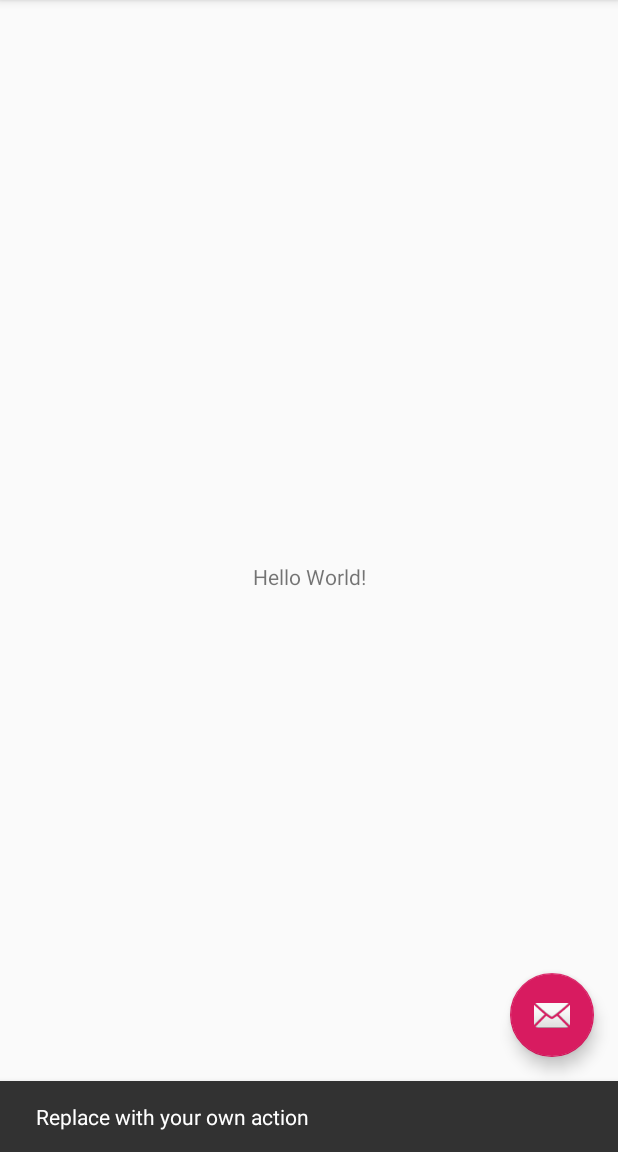
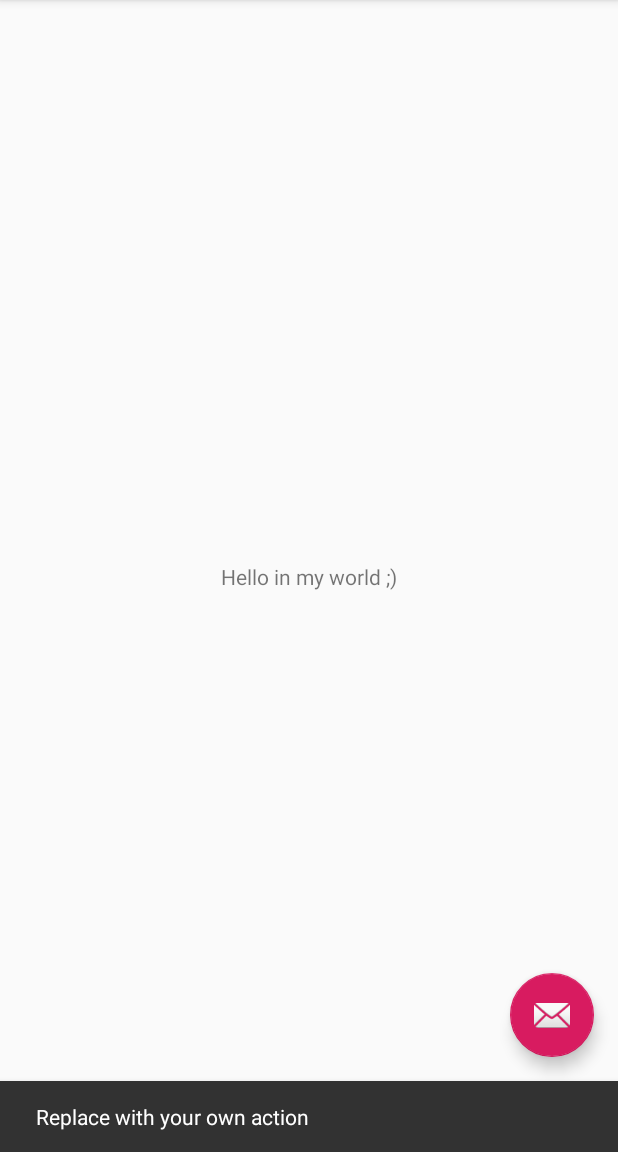
Before and after one commit to M-arlon/Some-Git-Ex, an Android app: the screen it shows after launch (MainActivity), after a tap on an icon or button, on a phone screen of 412 x 824 dp, the part 84-1236 px from its top. Run offline under Robolectric (Android 15) with nearby library versions, the phone set to English and light mode, and no system bars.

Commit message:
Change the text

```diff
--- a/app/src/main/res/layout/content_main.xml
+++ b/app/src/main/res/layout/content_main.xml
@@ -12,7 +12,7 @@
     <TextView
             android:layout_width="wrap_content"
             android:layout_height="wrap_content"
-            android:text="Hello World!"
+            android:text="Hello in my world ;)"
             app:layout_constraintBottom_toBottomOf="parent"
             app:layout_constraintLeft_toLeftOf="parent"
             app:layout_constraintRight_toRightOf="parent"
```
